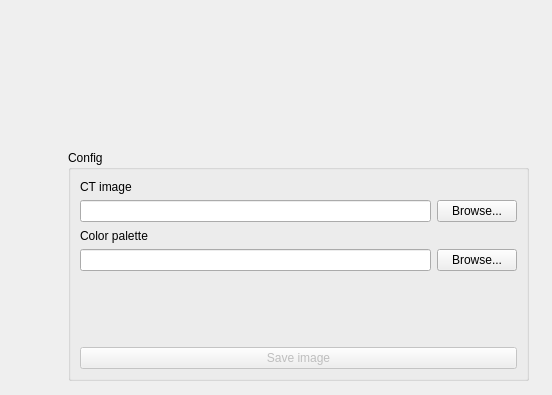
Qt form mainwindow.ui (AlexBrence/CT_2.0) before a commit; both pictures show x 702 to 1254 and y 0 to 395 of the 1254 by 793 pixel window.
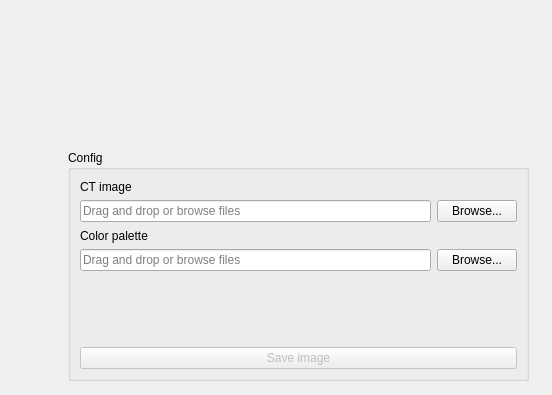
The same form after that commit. Custom widgets are drawn as their Qt base class.

What changed in the file:
```diff
--- a/mainwindow.ui
+++ b/mainwindow.ui
@@ -73,7 +73,7 @@
               <bool>true</bool>
              </property>
              <property name="placeholderText">
-              <string/>
+              <string>Drag and drop or browse files</string>
              </property>
             </widget>
            </item>
@@ -104,6 +104,9 @@
              <property name="readOnly">
               <bool>true</bool>
              </property>
+             <property name="placeholderText">
+              <string>Drag and drop or browse files</string>
+             </property>
             </widget>
            </item>
            <item>
@@ -138,10 +141,10 @@
    <widget class="CCanvas" name="canvas_image" native="true">
     <property name="geometry">
      <rect>
-      <x>70</x>
-      <y>130</y>
-      <width>512</width>
-      <height>512</height>
+      <x>120</x>
+      <y>120</y>
+      <width>516</width>
+      <height>516</height>
      </rect>
     </property>
    </widget>
```
